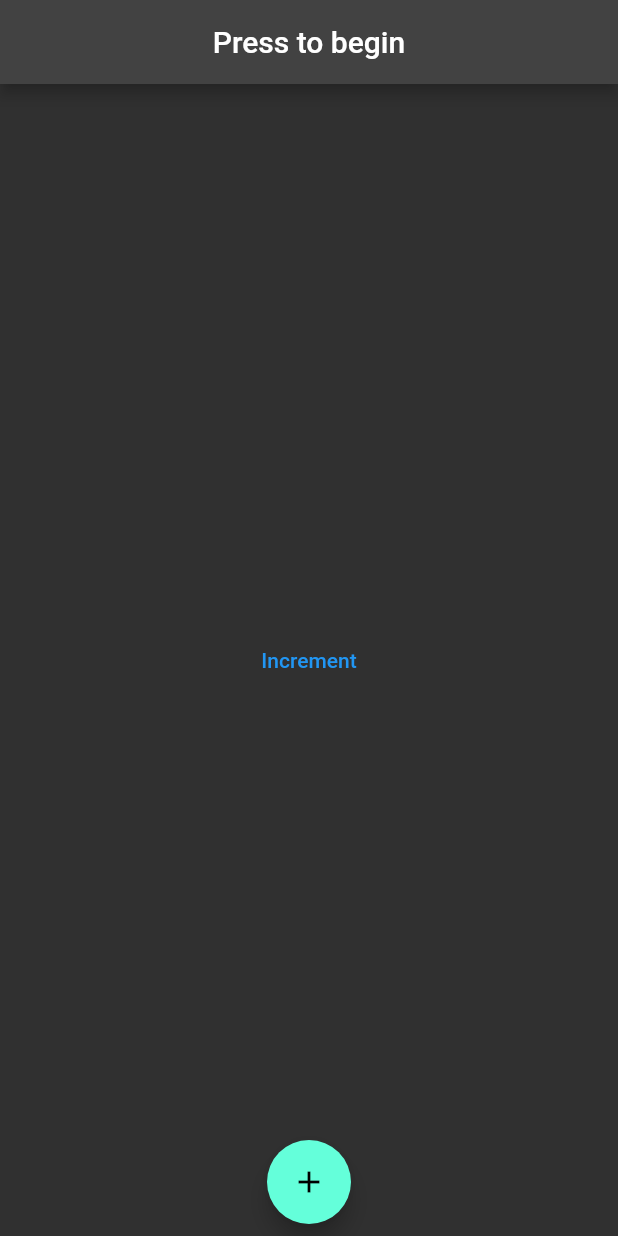
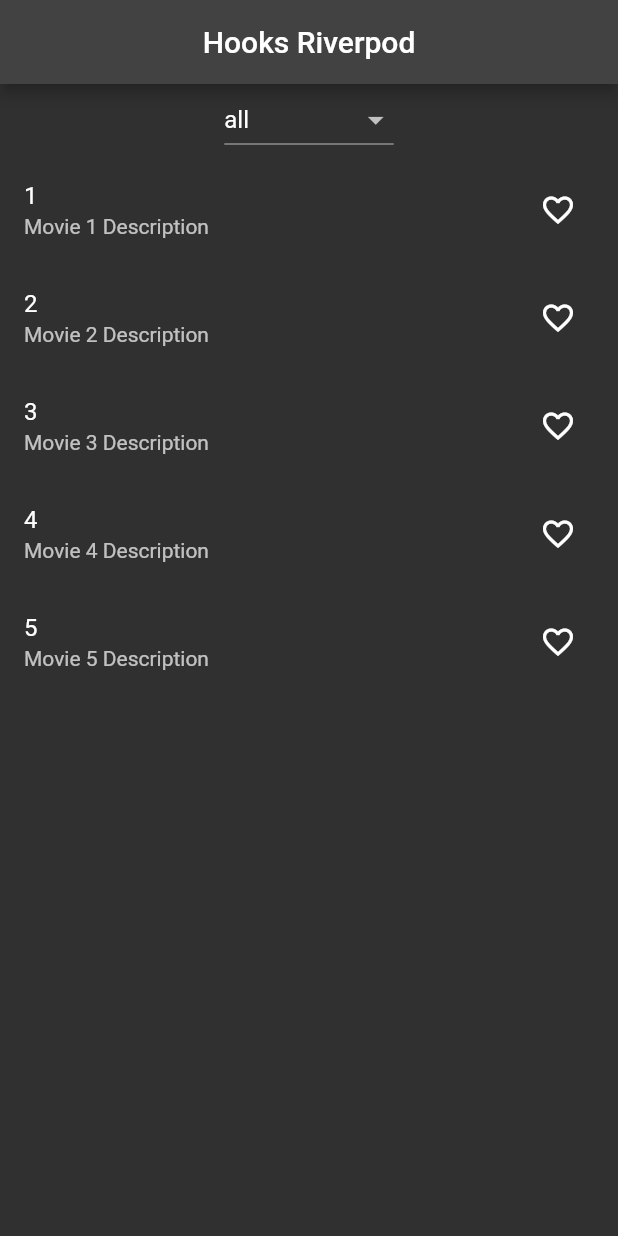
Before and after one commit to ClementPeter/River_pod-demo, a Flutter app: the screen it shows after launch, on a phone screen of 412 x 824 dp. Run offline on Flutter 3.47's test engine with Material 2 defaults, Android fonts, the light colour scheme and no system bars; our stand-ins replace dio, flutter_riverpod, hooks_riverpod.

Commit message:
🧹 clean up : Riverpod codebase

```diff
--- a/river_pod_snip/lib/main.dart
+++ b/river_pod_snip/lib/main.dart
@@ -113,33 +113,33 @@
 ////::::::PROJECT 2::::::DEMO APP 2 using StateNotiferProvider
 //Building 6 MINI projects with Riverpod and Hooks Riverpod -  Counter App with Riverpod
 
-import 'package:flutter/material.dart';
-import 'package:hooks_riverpod/hooks_riverpod.dart';
+// import 'package:flutter/material.dart';
+// import 'package:hooks_riverpod/hooks_riverpod.dart';
 
-void main() {
-  runApp(
-    const ProviderScope(
-      child: MyApp(),
-    ),
-  );
-}
+// void main() {
+//   runApp(
+//     const ProviderScope(
+//       child: MyApp(),
+//     ),
+//   );
+// }
 
-class MyApp extends StatelessWidget {
-  const MyApp({super.key});
+// class MyApp extends StatelessWidget {
+//   const MyApp({super.key});
 
-  @override
-  Widget build(BuildContext context) {
-    return MaterialApp(
-      title: 'Riverpod projects',
-      darkTheme: ThemeData.dark(),
-      themeMode: ThemeMode.dark,
-      theme: ThemeData(
-        primarySwatch: Colors.blue,
-      ),
-      home: const HomePage(),
-    );
-  }
-}
+//   @override
+//   Widget build(BuildContext context) {
+//     return MaterialApp(
+//       title: 'Riverpod projects',
+//       darkTheme: ThemeData.dark(),
+//       themeMode: ThemeMode.dark,
+//       theme: ThemeData(
+//         primarySwatch: Colors.blue,
+//       ),
+//       home: const HomePage(),
+//     );
+//   }
+// }
 /****NOT IN USE***/
 // // //extension called OptionalInFixAddition to add null and non-null values
 // // extension OptionalInfixAddition<T extends num> on T? {
@@ -168,82 +168,63 @@ class MyApp extends StatelessWidget {
 //
 
 //////////////////////////StateNotifier Class and StateNotifierProvider  - USED TO UPDATE State//////////////////////////
-class Counter extends StateNotifier {
-  //We first need to pass an initial value to the super constructor, to define the initial state of our object.
-  Counter() : super(null);
+// class Counter extends StateNotifier {
+//   //We first need to pass an initial value to the super constructor, to define the initial state of our object.
+//   Counter() : super(null);
 
-  void increment() {
-    state = state == null ? 1 : state + 1;
-  }
-}
+//   void increment() {
+//     state = state == null ? 1 : state + 1;
+//   }
+// }
 
-//StateNotifierProvider is the provider that allows us to access and use StateNotifier
-final counterStateNotifierProvider = StateNotifierProvider((ref) {
-  return Counter();
-});
+// //StateNotifierProvider is the provider that allows us to access and use StateNotifier class
+// final counterStateNotifierProvider = StateNotifierProvider((ref) {
+//   return Counter();
+// });
 
-class HomePage extends ConsumerWidget {
-  const HomePage({super.key});
+// class HomePage extends ConsumerWidget {
+//   const HomePage({super.key});
 
-  @override
-  Widget build(BuildContext context, WidgetRef ref) {
-    // testIt();
-    return Scaffold(
-      appBar: AppBar(
-        //Wrap the text in Consumer widget prevents us from using the parent "ref" which rebuilds
-        //the entire scaffold when the counter value changes
-        title: Consumer(
-          builder: ((context, ref, child) {
-            final counter = ref.read(counterStateNotifierProvider);
-            final text = counter == null ? "Press to begin" : "$counter";
-            return Text(text);
-          }),
-        ),
-        centerTitle: true,
-      ),
-      body: Center(
-        child: Column(
-          mainAxisAlignment: MainAxisAlignment.center,
-          children: <Widget>[
-            //text button
-            TextButton(
-              // onPressed: (() {
-              //   ref.read(counterStateNotifierProvider.notifier).increment();
-              // }),
-              onPressed:
-                  ref.watch(counterStateNotifierProvider.notifier).increment,
+//   @override
+//   Widget build(BuildContext context, WidgetRef ref) {
+//     // testIt();
+//     return Scaffold(
+//       appBar: AppBar(
+//         //Wrap the text in Consumer widget prevents us from using the parent "ref" which rebuilds
+//         //the entire scaffold when the counter value changes
+//         title: Consumer(
+//           builder: ((context, ref, child) {
+//             final counter = ref.read(counterStateNotifierProvider);
+//             final text = counter == null ? "Press to begin" : "$counter";
+//             return Text(text);
+//           }),
+//         ),
+//         centerTitle: true,
+//       ),
 
-              child: const Text("Increment"),
-            ),
-          ],
-        ),
-      ),
-      // floatingActionButton: FloatingActionButton.miniCenterDocked (onPressed: (() {
+//       //mini docked FAB
+//       floatingActionButton: Padding(
+//         padding: const EdgeInsets.all(8.0),
+//         child: FloatingActionButton(
+//           child: const Icon(Icons.add),
+//           onPressed: () {
+//             ref
+//                 .read(counterStateNotifierProvider.notifier)
+//                 .increment(); //Works-but Doesn't rebuild the (FAB) widget everytime it is clicked - SAFER TO USE
 
-      // }),
-      //mini docked FAB
-      floatingActionButton: Padding(
-        padding: const EdgeInsets.all(8.0),
-        child: FloatingActionButton(
-          child: const Icon(Icons.add),
-          onPressed: () {
-            ref
-                .read(counterStateNotifierProvider.notifier)
-                .increment(); //Works-but Doesn't rebuild the (FAB) widget everytime it is clicked - SAFER TO USE
+//             //OR
 
-            //OR
-
-            // ref
-            //     .watch(counterStateNotifierProvider.notifier)
-            //     .increment(); //Also Works -but rebuild the (FAB) widget everytime - CAN AFFECT APP PERFORMANCE IN LARGE PROJECT
-          },
-        ),
-      ),
-      floatingActionButtonLocation:
-          FloatingActionButtonLocation.miniCenterDocked,
-    );
-  }
-}
+//             // ref
+//             //     .watch(counterStateNotifierProvider.notifier)
+//             //     .increment(); //Also Works -but rebuild the (FAB) widget everytime - CAN AFFECT APP PERFORMANCE IN LARGE PROJECT
+//           },
+//         ),
+//       ),
+//       floatingActionButtonLocation:
+//           FloatingActionButtonLocation.miniCenterDocked,
+//     );
+//   }
+// }
 
 //
 //
@@ -1065,24 +1046,24 @@ class HomePage extends ConsumerWidget {
 //     notifyListeners();
 //   }
 
-//   void update(Item updatedItem) {
-//     //To update an item we have check if the item exist to first locate the item
-//     //Get the Index - Check the "item" List to see if the passed item has been indexed already
-//     //returns a number as the "index"
-//     final index = _item.indexOf(updatedItem);
-//     //get the item from the index
-//     final oldItem = _item[index];
+  // void update(Item updatedItem) {
+  //   //To update an item we have check if the item exist to first locate the item
+  //   //Get the Index - Check the "item" List to see if the passed item has been indexed already
+  //   //returns a number as the "index"
+  //   final index = _item.indexOf(updatedItem);
+  //   //get the item from the index
+  //   final oldItem = _item[index];
 
-//     //compare both values -then update the previous value
-//     if (oldItem.name != updatedItem.name || oldItem.unit != updatedItem.unit) {
-//       _item[index] = oldItem.updated(
-//         updatedItem.name,
-//         updatedItem.unit,
-//       );
-//       notifyListeners();
-//     }
-//   }
-// }
+  //   //compare both values -then update the previous value
+  //   if (oldItem.name != updatedItem.name || oldItem.unit != updatedItem.unit) {
+  //     _item[index] = oldItem.updated(
+  //       updatedItem.name,
+  //       updatedItem.unit,
+  //     );
+  //     notifyListeners();
+  //   }
+  // }
+//}
 
 // //*******************************************************//
 
@@ -1214,250 +1195,251 @@ class HomePage extends ConsumerWidget {
 
 ////::::::PROJECT 6 - LAST ::::::Demo to create a Movie Filter Search using Riverpod StateNotifier
 
-// import 'package:flutter/material.dart';
-// import 'package:hooks_riverpod/hooks_riverpod.dart';
+import 'package:flutter/material.dart';
+import 'package:hooks_riverpod/hooks_riverpod.dart';
 
 // //::::::::::::::::::LOGIC ::::::::::::::::::::::://
 
-// //@immutable
-// class Film {
-//   final String? id;
-//   final String? title;
-//   final String? description;
-//   final bool isFavourite;
+//@immutable
+class Film {
+  final String? id;
+  final String? title;
+  final String? description;
+  final bool isFavourite;
 
-//   const Film({
-//      this.id,
-//      this.title,
-//      this.description,
-//     required this.isFavourite,
-//   });
+  const Film({
+     this.id,
+     this.title,
+     this.description,
+    required this.isFavourite,
+  });
 
-//   //copy function to change the content in favourite
-//   Film copyWith({required bool isFavourite}) => Film(
-//         id: id,
-//         title: title,
-//         description: description,
-//         isFavourite: isFavourite,
-//       );
+  //copy function to change the content in favourite
+  Film copyWith({required bool isFavourite}) => Film(
+        id: id,
+        title: title,
+        description: description,
+        isFavourite: isFavourite,
+      );
 
-//   //create toString override
-//   @override
-//   String toString() {
-//     return 'Film(id: $id, title: $title, description: $description, isFavourite: $isFavourite)';
-//   }
+  //create toString override
+  @override
+  String toString() {
+    return 'Film(id: $id, title: $title, description: $description, isFavourite: $isFavourite)';
+  }
 
-//   bool operator ==(covariant Film other) =>
-//       id == other.id && isFavourite == other.isFavourite;
+  bool operator ==(covariant Film other) =>
+      id == other.id && isFavourite == other.isFavourite;
 
-//   @override
-//   // TODO: implement hashCode
-//   int get hashCode => super.hashCode;
+  @override
+  // TODO: implement hashCode
+  int get hashCode => super.hashCode;
 
-//   // @override
-//   // int get hashCode => Object.hashAll([id, isFavourite]);
-// }
+  // @override
+  // int get hashCode => Object.hashAll([id, isFavourite]);
+}
 
-// //List of Films
-// const allFilms = [
-//   Film(
-//     id: "1",
-//     title: "Movie 1",
-//     description: "Movie 1 Description",
-//     isFavourite: false,
-//   ),
-//   Film(
-//     id: "2",
-//     title: "Movie 2",
-//     description: "Movie 2 Description",
-//     isFavourite: false,
-//   ),
-//   Film(
-//     id: "3",
-//     title: "Movie 3",
-//     description: "Movie 3 Description",
-//     isFavourite: false,
-//   ),
-//   Film(
-//     id: "4",
-//     title: "Movie 4",
-//     description: "Movie 4 Description",
-//     isFavourite: false,
-//   ),
-//   Film(
-//     id: "5",
-//     title: "Movie 5",
-//     description: "Movie 5 Description",
-//     isFavourite: false,
-//   ),
-// ];
+//List of Films
+const allFilms = [
+  Film(
+    id: "1",
+    title: "Movie 1",
+    description: "Movie 1 Description",
+    isFavourite: false,
+  ),
+  Film(
+    id: "2",
+    title: "Movie 2",
+    description: "Movie 2 Description",
+    isFavourite: false,
+  ),
+  Film(
+    id: "3",
+    title: "Movie 3",
+    description: "Movie 3 Description",
+    isFavourite: false,
+  ),
+  Film(
+    id: "4",
+    title: "Movie 4",
+    description: "Movie 4 Description",
+    isFavourite: false,
+  ),
+  Film(
+    id: "5",
+    title: "Movie 5",
+    description: "Movie 5 Description",
+    isFavourite: false,
+  ),
+];
 
 // //Films Notifier modifies the state of the "allFilms" List using StateNotifer
-// class FilmsNotifier extends StateNotifier<List<Film>> {
-//   FilmsNotifier() : super(allFilms);
+class FilmsNotifier extends StateNotifier<List<Film>> {
+  FilmsNotifier() : super(allFilms);
 
-//   void update(Film film, bool isFavourite) {
-//     //check through the contents in the state and if the id is the same
-//     //in order to replace it in "state" which is  a List of things
+  void update(Film film, bool isFavourite) {
+    //check through the contents in the state and if the id is the same
+    //in order to replace it in "state" which is  a List of things
 
-//     state = state.map(
-//       (thisFilm) => thisFilm.id == film.id
-//         ? thisFilm.copyWith(isFavourite: isFavourite)
-//         : thisFilm
-//     ).toList();
+    state = state.map(
+      (thisFilm) => thisFilm.id == film.id
+        ? thisFilm.copyWith(isFavourite: isFavourite)
+        : thisFilm
+    ).toList();
 
 
-//   }
-// }
+  }
+}
 
-// final allFilmsProvider =
-//     StateNotifierProvider<FilmsNotifier, List<Film>>((ref) => FilmsNotifier());
+//"allFilmsProvider" provides
+final allFilmsProvider =
+    StateNotifierProvider<FilmsNotifier, List<Film>>((ref) => FilmsNotifier());
 
-// //Watching allFilmsProvider to get the selected favourites and non favourites from allFilmsProvider
-// final favoriteFilmProvider = Provider<Iterable<Film>>(
-//   (ref) => ref.watch(allFilmsProvider).where((film) => film.isFavourite),
-// );
+//Watching allFilmsProvider to get the selected favourites and non favourites from allFilmsProvider
+final favoriteFilmProvider = Provider<Iterable<Film>>(
+  (ref) => ref.watch(allFilmsProvider).where((film) => film.isFavourite),
+);
 
-// final notfavoriteFilmProvider = Provider<Iterable<Film>>(
-//     (ref) => ref.watch(allFilmsProvider).where((film) => !film.isFavourite));
+final notfavoriteFilmProvider = Provider<Iterable<Film>>(
+    (ref) => ref.watch(allFilmsProvider).where((film) => !film.isFavourite));
 
-// ///////Enums for DropDownMenu items
-// enum FavouriteStatus {
-//   all,
-//   favourite,
-//   notFavourite,
-// }
+///////Enums for DropDownMenu items
+enum FavouriteStatus {
+  all,
+  favourite,
+  notFavourite,
+}
 
-// //Provider for the DropDownMenu - StateProvider
-// final favouriteStatusProvider = StateProvider<FavouriteStatus>((ref) {
-//   return FavouriteStatus.all;
-// });
+//Provider for the DropDownMenu - StateProvider
+final favouriteStatusProvider = StateProvider<FavouriteStatus>((ref) {
+  return FavouriteStatus.all;
+});
 
 // //Creating Widget subcomponent for the Dropdown filter and Movie content ListView
 
 // //FilmList would depend on 2 PROVIDERS (favoriteFilmProvider & notfavoriteFilmProvider) to change state
-// class FilmList extends ConsumerWidget {
-//   //To pass a provider to a class it has to be of type AlwaysAliveProviderBase
-//   final AlwaysAliveProviderBase<Iterable<Film>> provider;
+class FilmList extends ConsumerWidget {
+  //To pass a provider to a class it has to be of type AlwaysAliveProviderBase
+  final AlwaysAliveProviderBase<Iterable<Film>> provider;
 
-//   const FilmList({required this.provider, super.key});
+  const FilmList({required this.provider, super.key});
 
-//   @override
-//   Widget build(BuildContext context, WidgetRef ref) {
-//     final films = ref.watch(provider);
-//     return Expanded(
-//       child: ListView.builder(
-//         itemCount: films.length,
-//         itemBuilder: ((context, index) {
-//           final film = films.elementAt(index);
-//           final favouriteIcon = film.isFavourite
-//               ? const Icon(Icons.favorite)
-//               : const Icon(Icons.favorite_border);
-//           return ListTile(
-//             title: Text(film.id!),
-//             subtitle: Text(film.description!
-//             ),
-//             trailing: IconButton(
-//               icon: favouriteIcon,
-//               onPressed: () {
-//                 final isFavourite = !film.isFavourite;
-//                 //onpress of this button we want to notify the FilmsNotifier
-//                 // but we have to do that through the "allFilmsProvider" StateNotifierProvider
-//                 //- NECESSARY
-//                 ref.read(allFilmsProvider.notifier).update(film, isFavourite);
-//               },
-//             ),
-//           );
-//         }),
-//       ),
-//     );
-//   }
-// }
+  @override
+  Widget build(BuildContext context, WidgetRef ref) {
+    final films = ref.watch(provider);
+    return Expanded(
+      child: ListView.builder(
+        itemCount: films.length,
+        itemBuilder: ((context, index) {
+          final film = films.elementAt(index);
+          final favouriteIcon = film.isFavourite
+              ? const Icon(Icons.favorite)
+              : const Icon(Icons.favorite_border);
+          return ListTile(
+            title: Text(film.id!),
+            subtitle: Text(film.description!
+            ),
+            trailing: IconButton(
+              icon: favouriteIcon,
+              onPressed: () {
+                final isFavourite = !film.isFavourite;
+                //onpress of this button we want to notify the FilmsNotifier
+                // but we have to do that through the "allFilmsProvider" StateNotifierProvider
+                //- NECESSARY
+                ref.read(allFilmsProvider.notifier).update(film, isFavourite);
+              },
+            ),
+          );
+        }),
+      ),
+    );
+  }
+}
 
-// //FilterWidget would depend on 1 PROVIDER (favouriteStatusProvider) to change its state
-// class FilterWidget extends ConsumerWidget {
-//   const FilterWidget({super.key});
+//FilterWidget would depend on 1 PROVIDER (favouriteStatusProvider) to change its state
+class FilterWidget extends ConsumerWidget {
+  const FilterWidget({super.key});
 
-//   @override
-//   Widget build(BuildContext context, WidgetRef ref) {
-//     return Consumer(builder: (context, WidgetRef ref, child) {
-//       return DropdownButton(
-//         value: ref.watch(favouriteStatusProvider),
-//         onChanged: (value) {
-//           ref.read(favouriteStatusProvider.notifier).state =
-//               value!; ///////////////////////////CHECK - works with notifier
-//         },
-//         //mapping Enums values to DropdownMenuItem
-//         items: FavouriteStatus.values
-//             .map(
-//               (status) => DropdownMenuItem(
-//                 value: status,
-//                 child: Text(status.toString().split(".").last),
-//               ),
-//             )
-//             .toList(),
-//       );
-//     });
-//   }
-// }
+  @override
+  Widget build(BuildContext context, WidgetRef ref) {
+    return Consumer(builder: (context, WidgetRef ref, child) {
+      return DropdownButton(
+        value: ref.watch(favouriteStatusProvider),
+        onChanged: (value) {
+          ref.read(favouriteStatusProvider.notifier).state =
+              value!; ///////////////////////////CHECK - works with notifier
+        },
+        //mapping Enums values to DropdownMenuItem
+        items: FavouriteStatus.values
+            .map(
+              (status) => DropdownMenuItem(
+                value: status,
+                child: Text(status.toString().split(".").last),
+              ),
+            )
+            .toList(),
+      );
+    });
+  }
+}
 
-// void main() {
-//   runApp(
-//     const ProviderScope(
-//       child: MyApp(),
-//     ),
-//   );
-// }
+void main() {
+  runApp(
+    const ProviderScope(
+      child: MyApp(),
+    ),
+  );
+}
 
-// class MyApp extends StatelessWidget {
-//   const MyApp({super.key});
+class MyApp extends StatelessWidget {
+  const MyApp({super.key});
 
-//   @override
-//   Widget build(BuildContext context) {
-//     return MaterialApp(
-//       title: 'Riverpod projects',
-//       darkTheme: ThemeData.dark(),
-//       themeMode: ThemeMode.dark,
-//       home: const HomePage(),
-//     );
-//   }
-// }
+  @override
+  Widget build(BuildContext context) {
+    return MaterialApp(
+      title: 'Riverpod projects',
+      darkTheme: ThemeData.dark(),
+      themeMode: ThemeMode.dark,
+      home: const HomePage(),
+    );
+  }
+}
 // //
 // //
 // //
 // //
 // //::::::::::::::::::MAIN APP BODY ::::::::::::::::::::::://
 
-// class HomePage extends ConsumerWidget {
-//   const HomePage({super.key});
+class HomePage extends ConsumerWidget {
+  const HomePage({super.key});
 
-//   @override
-//   Widget build(BuildContext context, WidgetRef ref) {
-//     //final currentDate = ref.watch(currentDateProvider);
-//     return Scaffold(
-//       appBar: AppBar(
-//         title: const Text("Hooks Riverpod"),
-//         centerTitle: true,
-//       ),
-//       body: Column(
-//         children: [
-//           const FilterWidget(),
-//           Consumer(
-//             builder: (context, ref, child) {
-//               final filter = ref.watch(favouriteStatusProvider);
-//               switch (filter) {
-//                 case FavouriteStatus.all:
-//                   return FilmList(provider: allFilmsProvider);
-//                 case FavouriteStatus.favourite:
-//                   return FilmList(provider: favoriteFilmProvider);
-//                 case FavouriteStatus.notFavourite:
-//                   return FilmList(provider: notfavoriteFilmProvider);
-//               }
-//               //  return ;
-//             },
-//           )
-//         ],
-//       ),
-//     );
-//   }
-// }
+  @override
+  Widget build(BuildContext context, WidgetRef ref) {
+    //final currentDate = ref.watch(currentDateProvider);
+    return Scaffold(
+      appBar: AppBar(
+        title: const Text("Hooks Riverpod"),
+        centerTitle: true,
+      ),
+      body: Column(
+        children: [
+          const FilterWidget(),
+          Consumer(
+            builder: (context, ref, child) {
+              final filter = ref.watch(favouriteStatusProvider);
+              switch (filter) {
+                case FavouriteStatus.all:
+                  return FilmList(provider: allFilmsProvider);
+                case FavouriteStatus.favourite:
+                  return FilmList(provider: favoriteFilmProvider);
+                case FavouriteStatus.notFavourite:
+                  return FilmList(provider: notfavoriteFilmProvider);
+              }
+              //  return ;
+            },
+          )
+        ],
+      ),
+    );
+  }
+}
--- a/river_pod_snip/pubspec.yaml
+++ b/river_pod_snip/pubspec.yaml
@@ -36,9 +36,7 @@ dependencies:
   # The following adds the Cupertino Icons font to your application.
   # Use with the CupertinoIcons class for iOS style icons.
   cupertino_icons: ^1.0.2
-  #hooks_riverpod: 2.1.3
   uuid: ^3.0.7
-  flutter_riverpod: ^2.3.2
   hooks_riverpod: ^2.3.2
 
 
```
Also changed, not shown: river_pod/lib/home.dart (+7 -7 lines), river_pod/lib/views/pages/change_notifier_provider_page.dart.dart (renamed from river_pod/lib/UI/pages/change_notifier_provider_page.dart.dart), river_pod/lib/views/pages/future_provider_page.dart.dart (renamed from river_pod/lib/UI/pages/future_provider_page.dart.dart), river_pod/lib/views/pages/provider_page.dart.dart (renamed from river_pod/lib/UI/pages/provider_page.dart.dart), river_pod/lib/views/pages/state_notifier_provider_page.dart.dart (renamed from river_pod/lib/UI/pages/state_notifier_provider_page.dart.dart), river_pod/lib/views/pages/state_provider_page.dart.dart (renamed from river_pod/lib/UI/pages/state_provider_page.dart.dart), river_pod/lib/views/pages/stream_provider_page.dart.dart (renamed from river_pod/lib/UI/pages/stream_provider_page.dart.dart), river_pod/lib/views/widgets/reusableButton.dart (renamed from river_pod/lib/UI/widgets/reusableButton.dart), river_pod/pubspec.lock, river_pod_snip/pubspec.lock.
